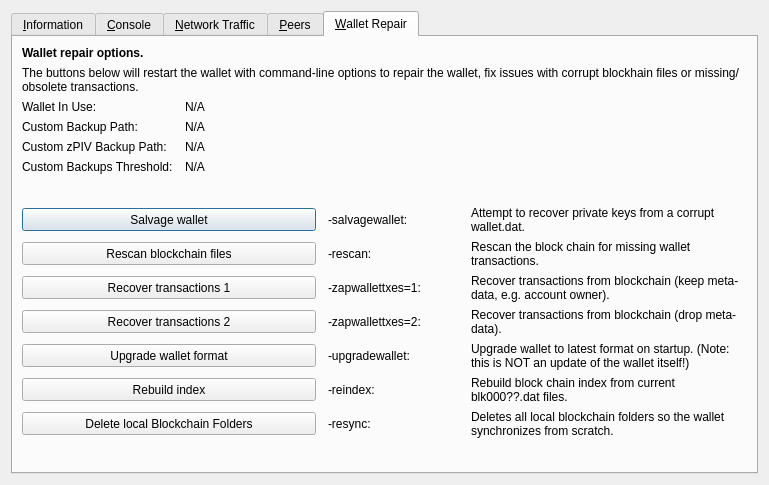
Before: the Qt Designer form src/qt/forms/rpcconsole.ui in binarysculptor/wallet, drawn with Qt 5.
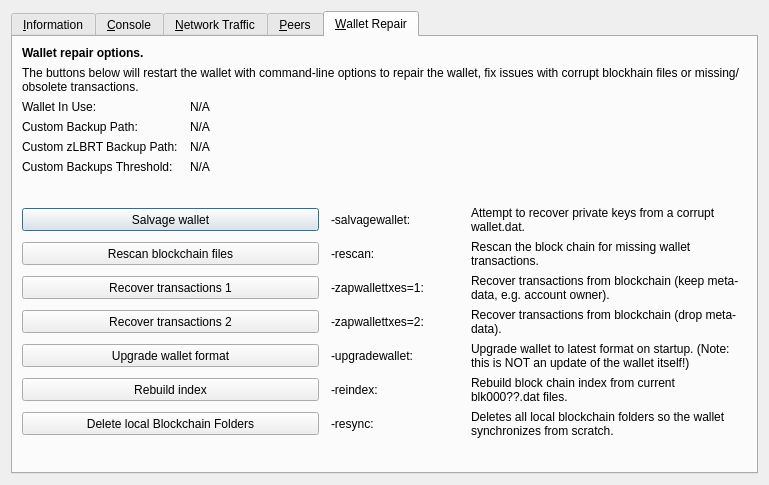
After: the same form once the commit is applied. The open tabs and pages were chosen to show the change. Icons and pictures are not drawn. Custom widgets are drawn as their Qt base class.

Commit message: #2 Rename zPIV => zLBRT

Patch:
```diff
--- a/src/qt/forms/rpcconsole.ui
+++ b/src/qt/forms/rpcconsole.ui
@@ -1328,7 +1328,7 @@
        <item row="4" column="0">
         <widget class="QLabel" name="wallet_customzpivbackuppath_label">
          <property name="text">
-          <string>Custom zPIV Backup Path:</string>
+          <string>Custom zLBRT Backup Path:</string>
          </property>
          <property name="visible">
           <bool>false</bool>
```
The commit also changes 43 other files.
